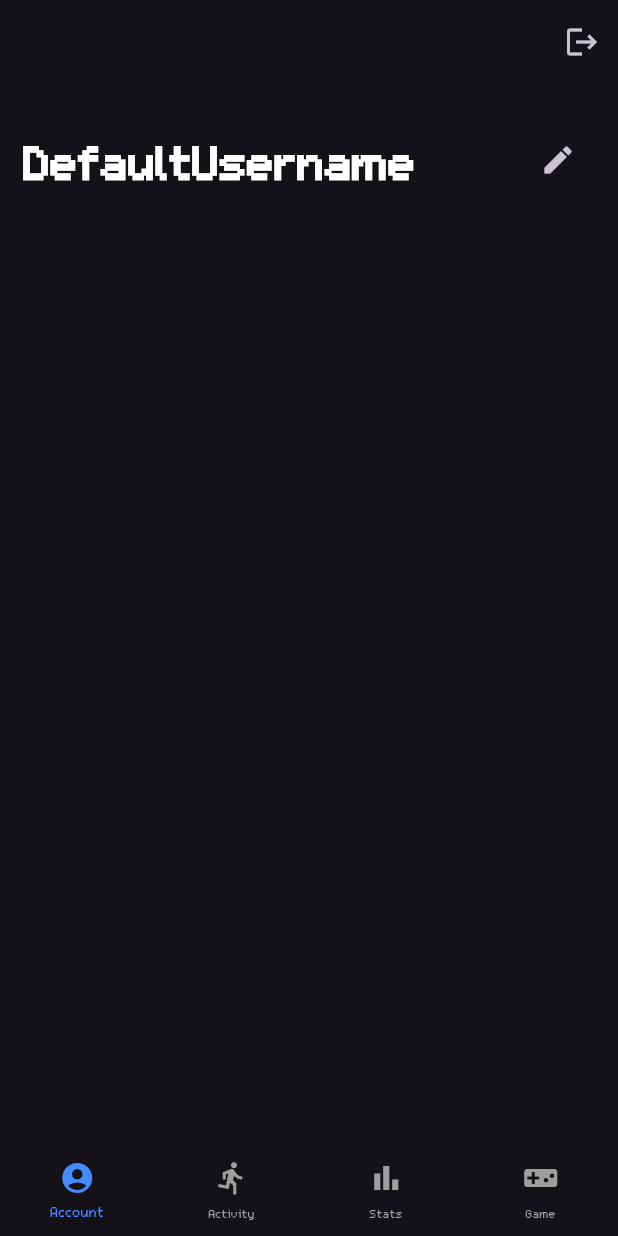
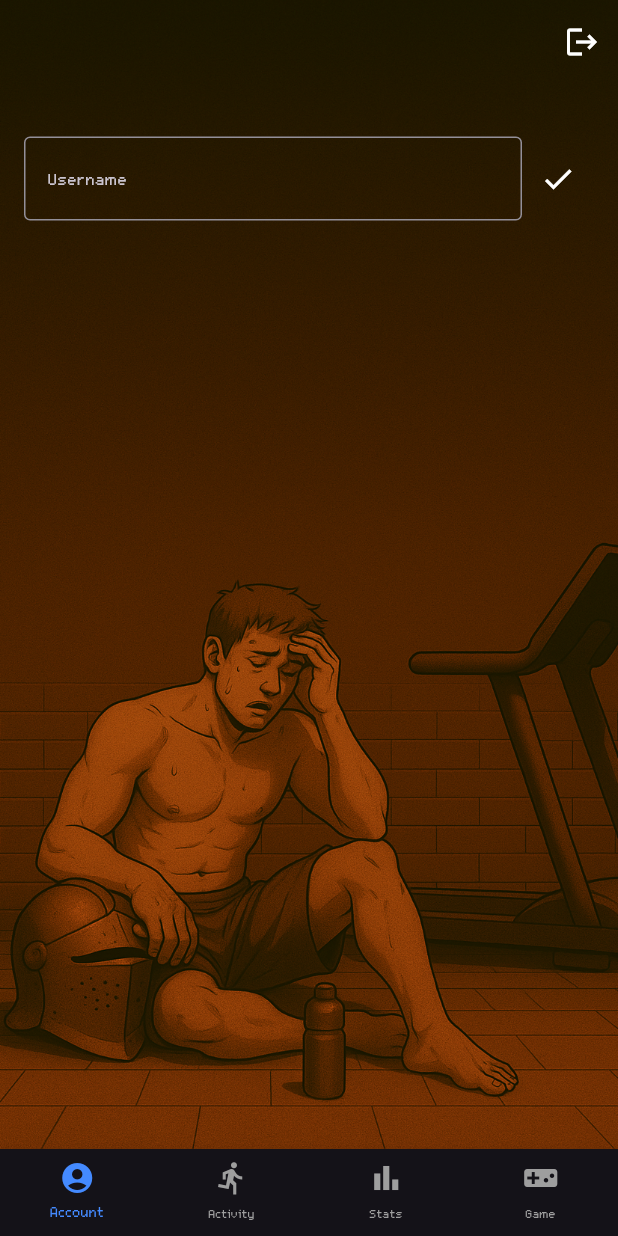
Before and after one commit to cmart5/FitRPG, a Flutter app: the screen it shows once a user with an empty profile is signed in, after a tap on the "edit" icon, after a tap on the "check" icon, on a phone screen of 412 x 824 dp. Run offline on Flutter 3.47's test engine with Material 3 defaults, Android fonts, the phone set to English and light mode, and no system bars; our stand-ins replace shared_preferences, supabase_flutter; missing offline and left inert: flame, window_manager; accounts and stored records are empty; network calls fail.

Commit message:
Still working on data population from supabase, finally seems to have working save data function working for auth and auth to users table. Added backgrounds to all pages, registration has a gender toggle which is working and registers to auth but does not pull to profile yet.

```diff
--- a/lib/auth_gate.dart
+++ b/lib/auth_gate.dart
@@ -3,13 +3,12 @@
 // unauthenticated -> login page
 // authenticated -> account page
 
-import 'package:fit_rpg/profile_page.dart';
 import 'package:flutter/material.dart';
 import 'package:supabase_flutter/supabase_flutter.dart';
 import 'package:fit_rpg/login_page.dart';
 import 'package:fit_rpg/main_navigation.dart';
 
-class AuthGate extends StatelessWidget {
+class AuthGate extends StatelessWidget { // This widget will continuously check if the user is logged in or not
   const AuthGate({super.key});
 
   @override
--- a/lib/auth_service.dart
+++ b/lib/auth_service.dart
@@ -8,15 +8,32 @@ class AuthService {
     return await supabase.auth.signInWithPassword(
       email: email,
       password: password,
-      );
+    );
   }
 
   Future<AuthResponse> signUpWithEmailPassword(
-      String email, String password) async {
-    return await supabase.auth.signUp(
+      String email, String password, bool isFemale) async {
+    final response = await supabase.auth.signUp(
       email: email,
       password: password,
     );
+
+    final user = response.user;
+    if (user != null) {
+      // User is signed up successfully
+      await supabase.from('users').insert({
+        'id': user.id,
+        'email': email,
+        'password': password,
+        'isFemale': isFemale,
+        'username': email.split('@')[0], // Default username from email
+        'created_at': DateTime.now().toIso8601String(),
+      });
+      return response;
+    } else {
+      // Handle the case where user is null
+      throw Exception('User sign up failed');
+    }
   }
 
   // Sign out the user
@@ -24,11 +41,38 @@ class AuthService {
     await supabase.auth.signOut();
   }
 
-  // Get the user email
-  String? getUserEmail() {
-    final session = supabase.auth.currentSession;
-    final user = session?.user;
-    return user?.email;
+    String? getUserId() {
+    return supabase.auth.currentUser?.id;
   }
 
+  Future<Map<String, dynamic>?> loadUserData() async {
+  final userId = getUserId();
+  if (userId == null) return null;
+
+  final data = await supabase
+      .from('users')
+      .select()
+      .eq('id', userId)
+      .maybeSingle();
+
+  return data;
+  }
+
+  Future<void> updateUsername(String newUsername) async {
+    final userId = getUserId();
+    if (userId == null) throw Exception("User not logged in");
+
+    await supabase.from('users').update({
+      'username': newUsername,
+    }).eq('id', userId);
+  }
+
+  Future<void> updateIsFemale(bool value) async {
+    final userId = getUserId();
+    if (userId == null) throw Exception("User not logged in");
+
+    await supabase.from('users').update({
+      'isFemale': value,
+    }).eq('id', userId);
+  }
 }
--- a/lib/game_state.dart
+++ b/lib/game_state.dart
@@ -151,7 +151,7 @@ class GameState extends ChangeNotifier
 
     final response = await Supabase.instance.client
       .from('user_skills')
-      .upsert(rows, onConflict: 'user_id,skill_name');
+      .upsert(rows);
 
     if (response.error != null) {
       print('Error saving XP data to Supabase: ${response.error!.message}');
--- a/lib/main.dart
+++ b/lib/main.dart
@@ -42,8 +42,23 @@ class FitRPGApp extends StatelessWidget
           bodyColor: Colors.white, // Text color
           displayColor: Colors.white, // Text color for display
         ),
+        elevatedButtonTheme: ElevatedButtonThemeData(
+          style: ElevatedButton.styleFrom(
+            backgroundColor: const Color.fromARGB(255, 180, 180, 180), // Button fill color
+            foregroundColor: const Color.fromARGB(255, 0, 0, 0), // Text (and icon) color
+            textStyle: const TextStyle(
+              fontFamily: 'pixelFont',
+              fontSize: 32,
+            ),
+            padding: const EdgeInsets.symmetric(horizontal: 18, vertical: 8),
+            shape: RoundedRectangleBorder(
+              borderRadius: BorderRadius.circular(4), // Sharp corners for retro feel
+            ),
+          ),
+        ),
       ),
-      home: const AuthGate(), //MainNavigation is the main screen of the app, which contains the bottom navigation bar
+
+      home: const AuthGate(), // Main entry point of the app, where the authentication gate is displayed
     );
   }
 }
--- a/lib/profile_page.dart
+++ b/lib/profile_page.dart
@@ -1,5 +1,5 @@
+import 'package:flutter/material.dart';
 import 'package:fit_rpg/auth_service.dart';
-import 'package:flutter/material.dart';
 
 class ProfilePage extends StatefulWidget {
   const ProfilePage({super.key});
@@ -11,48 +11,85 @@ class ProfilePage extends StatefulWidget {
 class _ProfilePageState extends State<ProfilePage> {
   final authService = AuthService();
 
-  // Text controllers
+  String _username = 'Loading...';
+  bool _isEditing = false;
+  bool isFemale = false;
+
   final _usernameController = TextEditingController();
-  bool _isEditing = false; // Track whether the username is being edited
-  String _username = "DefaultUsername"; // Initial username
+
+  @override
+  void initState() {
+    super.initState();
+    _loadUserData(); // Loads username and isFemale
+  }
+
+  Future<void> _loadUserData() async {
+    final data = await authService.loadUserData();
+    if (data == null) return;
+
+    setState(() {
+      _username = data['username'] ?? 'Unnamed';
+      isFemale = data['isFemale'] ?? false;
+    });
+  }
+
+  Future<void> _toggleEdit() async {
+    if (_isEditing) {
+      final newUsername = _usernameController.text;
+      await authService.updateUsername(newUsername);
+      setState(() {
+        _username = newUsername;
+        _isEditing = false;
+      });
+    } else {
+      _usernameController.text = _username;
+      setState(() {
+        _isEditing = true;
+      });
+    }
+  }
 
   void logout() async {
     await authService.signOut();
   }
 
-  void _toggleEdit() {
-    setState(() {
-      if (_isEditing) {
-        // Save the new username when exiting edit mode
-        _username = _usernameController.text;
-      } else {
-        // Set the controller's text to the current username when entering edit mode
-        _usernameController.text = _username;
-      }
-      _isEditing = !_isEditing;
-    });
-  }
-
-  // BUILD UI
   @override
   Widget build(BuildContext context) {
     return Scaffold(
+      resizeToAvoidBottomInset: false,
+      extendBodyBehindAppBar: true,
       appBar: AppBar(
+        backgroundColor: Colors.transparent,
+        elevation: 0,
+        foregroundColor: Colors.white,
         actions: [
-          //logout button
           IconButton(
             onPressed: logout,
             icon: const Icon(Icons.logout),
             tooltip: 'Logout',
           )
-        ]
+        ],
       ),
-      body: Padding(
+      body: Stack(
+        children: [
+          // Background image based on gender
+          Positioned.fill(
+            child: Image.asset(
+              isFemale
+                  ? 'assets/images/FitRPG_ProfileBG_Female.png'
+                  : 'assets/images/FitRPG_ProfileBG.png',
+              fit: BoxFit.cover,
+              key: ValueKey(isFemale),
+            ),
+          ),
+
+          // Foreground content
+          Padding(
             padding: const EdgeInsets.all(16),
             child: Column(
               crossAxisAlignment: CrossAxisAlignment.start,
               children: [
-            // Username display with edit button
+                const SizedBox(height: 75),
                 Row(
                   mainAxisAlignment: MainAxisAlignment.spaceBetween,
                   children: [
@@ -71,18 +108,21 @@ class _ProfilePageState extends State<ProfilePage> {
                             style: const TextStyle(
                               fontSize: 48,
                               fontWeight: FontWeight.bold,
+                              color: Colors.white,
                             ),
                           ),
                     IconButton(
                       onPressed: _toggleEdit,
                       icon: Icon(_isEditing ? Icons.check : Icons.edit),
                       tooltip: _isEditing ? 'Save' : 'Edit',
+                      color: Colors.white,
                     ),
                   ],
                 ),
-            const SizedBox(height: 16),
               ],
             ),
+          ),
+        ],
       ),
     );
   }
```
Also changed, not shown: lib/activity_page.dart (+10 -10 lines), lib/game_page_static.dart (+39 -18 lines), lib/register_page.dart (+54 -4 lines), assets/images/FitRPG_ProfileBG.png (added), assets/images/FitRPG_ProfileBG_Female.png (added), assets/images/FitRPG_StatBG.png (added), assets/images/XP_Bar.png, 10 other files. Lines whose indentation alone changed are shown as unchanged.
